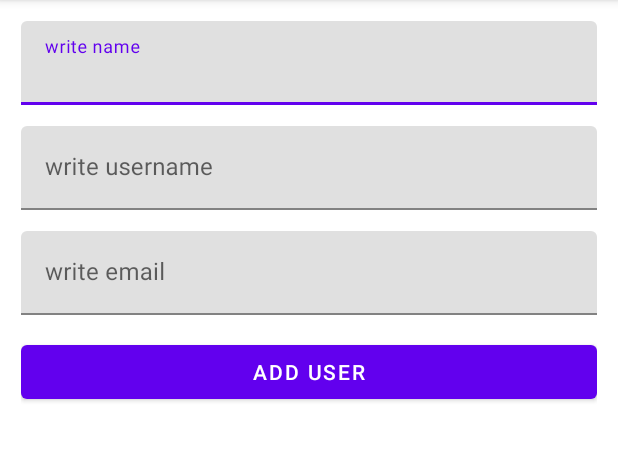
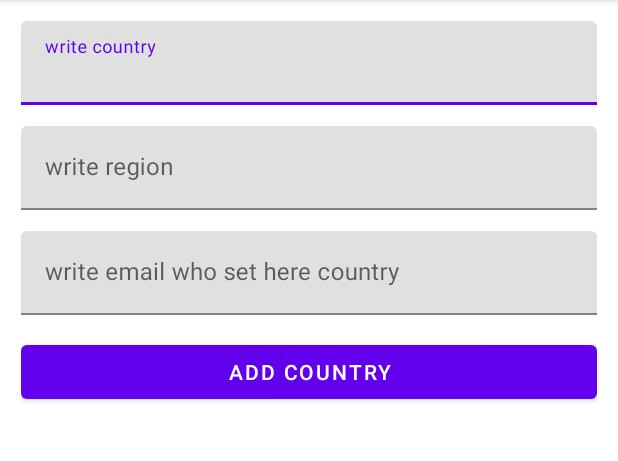
Before and after one commit to fanfon22/countries-app, an Android app: the EditorActivity screen opened directly, with no data from a screen before it, on a phone screen of 412 x 824 dp, the part 84-545 px from its top. Run offline under Robolectric (Android 15) with nearby library versions, the phone set to English and light mode, and no system bars; our stand-ins replace Room's generated code.

Commit message:
database for countries, add or edit or delete country

```diff
--- a/app/src/main/java/com/juhasz/country/EditorActivity.kt
+++ b/app/src/main/java/com/juhasz/country/EditorActivity.kt
@@ -1,25 +1,26 @@
 package com.juhasz.country
 
+import android.annotation.SuppressLint
 import androidx.appcompat.app.AppCompatActivity
 import android.os.Bundle
 import android.widget.Button
 import android.widget.EditText
 import android.widget.Toast
-import com.google.android.material.button.MaterialButton
 import com.juhasz.country.data.AppDatabase
-import com.juhasz.country.data.User
+import com.juhasz.country.data.Country
 
 class EditorActivity : AppCompatActivity() {
-    private lateinit var name: EditText
-    private lateinit var username: EditText
+    private lateinit var country: EditText
+    private lateinit var region: EditText
     private lateinit var email: EditText
     private lateinit var btnSave: Button
     private lateinit var database: AppDatabase
+    @SuppressLint("MissingInflatedId")
     override fun onCreate(savedInstanceState: Bundle?) {
         super.onCreate(savedInstanceState)
         setContentView(R.layout.activity_editor)
-        name = findViewById(R.id.name)
-        username = findViewById(R.id.username)
+        country = findViewById(R.id.country)
+        region = findViewById(R.id.region)
         email = findViewById(R.id.email)
         btnSave = findViewById(R.id.btn_save)
 
@@ -30,28 +31,28 @@ class EditorActivity : AppCompatActivity() {
             val id = intent.getInt("id",0)
             var user = database.userDao().get(id)
 
-            name.setText(user.name)
-            username.setText(user.username)
+            country.setText(user.country)
+            region.setText(user.region)
             email.setText(user.email)
         }
 
         btnSave.setOnClickListener {
-            if (name.text.length > 0 && username.text.length > 0 && email.text.length > 0) {
+            if (country.text.length > 0 && region.text.length > 0 && email.text.length > 0) {
                 if(intent!=null){
                     database.userDao().update(
-                        User(
+                        Country(
                             intent.getInt("id",0),
-                            name.text.toString(),
-                            username.text.toString(),
+                            country.text.toString(),
+                            region.text.toString(),
                             email.text.toString(),
                         )
                     )
                 } else{
                     database.userDao().insertAll(
-                        User(
+                        Country(
                             null,
-                            name.text.toString(),
-                            username.text.toString(),
+                            country.text.toString(),
+                            region.text.toString(),
                             email.text.toString(),
                         )
                     )
--- a/app/src/main/java/com/juhasz/country/data/AppDatabase.kt
+++ b/app/src/main/java/com/juhasz/country/data/AppDatabase.kt
@@ -5,7 +5,7 @@ import androidx.room.Database
 import androidx.room.Room
 import androidx.room.RoomDatabase
 
-@Database(entities = [User::class], version = 1)
+@Database(entities = [Country::class], version = 2)
 abstract class AppDatabase : RoomDatabase() {
     abstract fun userDao(): UserDao
 
@@ -14,7 +14,7 @@ abstract class AppDatabase : RoomDatabase() {
 
         fun getInstance(context: Context): AppDatabase {
             if (instance == null) {
-                instance = Room.databaseBuilder(context, AppDatabase::class.java, "app-database")
+                instance = Room.databaseBuilder(context, AppDatabase::class.java, "app-databasee")
                     .fallbackToDestructiveMigration()
                     .allowMainThreadQueries()
                     .build()
--- a/app/src/main/java/com/juhasz/country/data/User.kt
+++ b/app/src/main/java/com/juhasz/country/data/Country.kt
@@ -5,9 +5,9 @@ import androidx.room.Entity
 import androidx.room.PrimaryKey
 
 @Entity
- data class User (
+ data class Country (
     @PrimaryKey(autoGenerate = true) var uid: Int? = null,
-    @ColumnInfo(name = "name") var name: String?,
-    @ColumnInfo(name = "username") var username: String?,
+    @ColumnInfo(name = "country") var country: String?,
+    @ColumnInfo(name = "region") var region: String?,
     @ColumnInfo(name = "email") var email: String?,
          )
--- a/app/src/main/java/com/juhasz/country/data/UserDao.kt
+++ b/app/src/main/java/com/juhasz/country/data/UserDao.kt
@@ -5,22 +5,22 @@ import androidx.room.*
 @Dao
 interface UserDao {
 
-    @Query("SELECT * FROM user")
-    fun getAll(): List<User>
+    @Query("SELECT * FROM country")
+    fun getAll(): List<Country>
 
-    @Query("SELECT * FROM user WHERE uid IN (:userIds)")
-    fun loadAllByIds(userIds: IntArray): List<User>
+    @Query("SELECT * FROM country WHERE uid IN (:userIds)")
+    fun loadAllByIds(userIds: IntArray): List<Country>
 
     @Insert
-    fun insertAll(vararg users: User)
+    fun insertAll(vararg countries: Country)
 
     @Delete
-    fun delete(user: User)
+    fun delete(country: Country)
 
-    @Query("SELECT * FROM user WHERE uid = :uid")
-    fun get(uid: Int) : User
+    @Query("SELECT * FROM Country WHERE uid = :uid")
+    fun get(uid: Int) : Country
 
     @Update
-    fun update(user: User)
+    fun update(country: Country)
 
 }
--- a/app/src/main/res/layout/activity_editor.xml
+++ b/app/src/main/res/layout/activity_editor.xml
@@ -14,11 +14,11 @@
         android:layout_height="wrap_content"
         android:layout_marginBottom="14dp">
         <EditText
-            android:id="@+id/name"
+            android:id="@+id/country"
             android:layout_width="match_parent"
             android:layout_height="wrap_content"
             android:inputType="textPersonName"
-            android:hint="write name"
+            android:hint="write country"
 
             />
     </com.google.android.material.textfield.TextInputLayout>
@@ -27,11 +27,11 @@
         android:layout_height="wrap_content"
         android:layout_marginBottom="14dp">
         <EditText
-            android:id="@+id/username"
+            android:id="@+id/region"
             android:layout_width="match_parent"
             android:layout_height="wrap_content"
             android:inputType="textPersonName"
-            android:hint="write username"
+            android:hint="write region"
             />
     </com.google.android.material.textfield.TextInputLayout>
     <com.google.android.material.textfield.TextInputLayout
@@ -43,12 +43,12 @@
             android:layout_width="match_parent"
             android:layout_height="wrap_content"
             android:inputType="textEmailAddress"
-            android:hint="write email"
+            android:hint="write email who set here country"
             />
     </com.google.android.material.textfield.TextInputLayout>
     <Button
         android:id="@+id/btn_save"
         android:layout_width="match_parent"
         android:layout_height="wrap_content"
-        android:text="Add user" />
+        android:text="Add country" />
 </LinearLayout>
```
Also changed, not shown: app/src/main/java/com/juhasz/country/MainActivity.kt (+3 -4 lines), app/src/main/java/com/juhasz/country/UserAdapter.kt (+8 -10 lines), app/src/main/res/layout/row_user.xml (+4 -4 lines).
